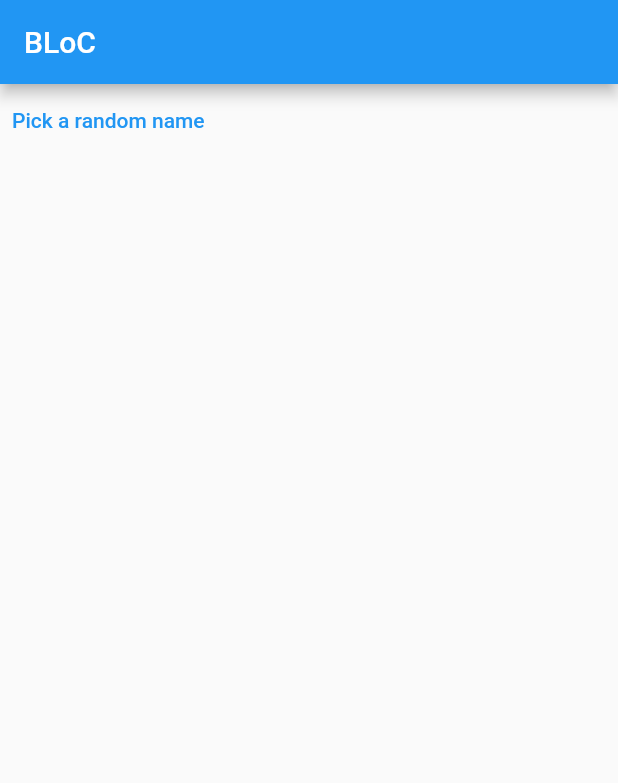
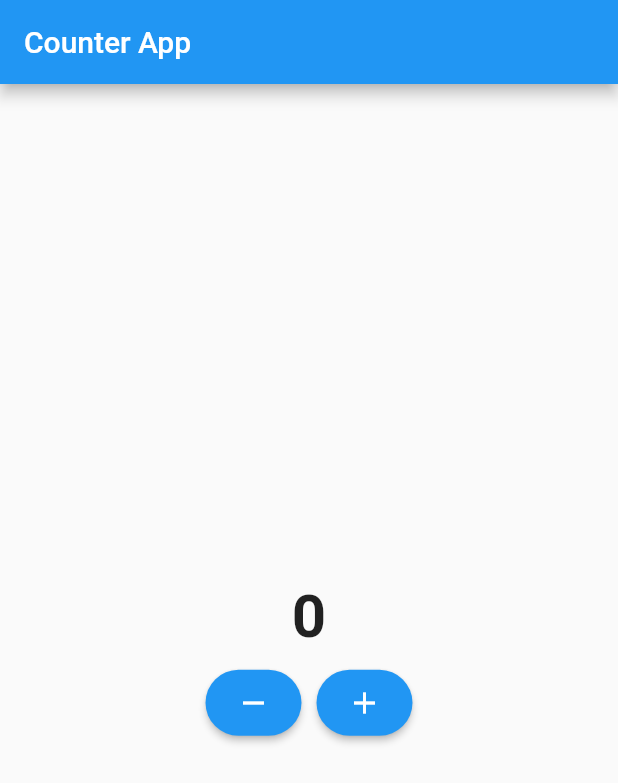
Before and after one commit to Atuoha/flutter_bloc_dive, a Flutter app: the screen it shows after launch, on a phone screen of 412 x 824 dp. Shown: the top 783 px of the screen. Run offline on Flutter 3.47's test engine with Material 2 defaults, Android fonts, the phone set to English and light mode, and no system bars; our stand-ins replace bloc, flutter_bloc.

Commit message:
second bloc concept

```diff
--- /dev/null
+++ b/lib/cubit/counter_cubit.dart
@@ -0,0 +1,11 @@
+import 'package:bloc/bloc.dart';
+import 'package:diving_into_flutter_bloc/cubit/counter_state.dart';
+
+class CounterCubit extends Cubit<CounterState>{
+  CounterCubit(): super(CounterState(counterValue: 0));
+
+  void increment()=> emit(CounterState(counterValue: state.counterValue +1));
+
+  void decrement()=> emit(CounterState(counterValue: state.counterValue - 1));
+
+}
--- /dev/null
+++ b/lib/cubit/counter_state.dart
@@ -0,0 +1,6 @@
+import 'package:flutter/material.dart';
+
+class CounterState{
+  int counterValue = 0;
+  CounterState({required this.counterValue});
+}
--- /dev/null
+++ b/lib/cubit_counter.dart
@@ -0,0 +1,66 @@
+import 'package:diving_into_flutter_bloc/cubit/counter_cubit.dart';
+import 'package:flutter/material.dart';
+import 'package:flutter_bloc/flutter_bloc.dart';
+
+import 'cubit/counter_state.dart';
+
+class CounterScreen extends StatefulWidget {
+  const CounterScreen({Key? key}) : super(key: key);
+
+  @override
+  State<CounterScreen> createState() => _CounterScreenState();
+}
+
+class _CounterScreenState extends State<CounterScreen> {
+  @override
+  Widget build(BuildContext context) {
+    final bloc = BlocProvider.of<CounterCubit>(context);
+    return Scaffold(
+      appBar: AppBar(
+        title: const Text('Counter App'),
+      ),
+      body: Center(
+        child: Column(
+          mainAxisAlignment: MainAxisAlignment.center,
+          children: [
+            BlocBuilder(
+              bloc: bloc,
+              builder: (context, data) => Text(
+                bloc.state.counterValue.toString(),
+                style: const TextStyle(
+                  fontSize: 40,
+                  fontWeight: FontWeight.bold,
+                ),
+              ),
+            ),
+            const SizedBox(height: 10),
+            Row(
+              mainAxisAlignment: MainAxisAlignment.center,
+              children: [
+                buildElevatedButton(bloc.decrement, Icons.remove),
+                const SizedBox(width: 10),
+                buildElevatedButton(bloc.increment, Icons.add),
+              ],
+            )
+          ],
+        ),
+      ),
+    );
+  }
+
+  ElevatedButton buildElevatedButton(
+    Function action,
+    IconData icon,
+  ) {
+    return ElevatedButton(
+      style: ElevatedButton.styleFrom(
+        shape: RoundedRectangleBorder(
+          borderRadius: BorderRadius.circular(30),
+        ),
+        padding: const EdgeInsets.all(10),
+      ),
+      onPressed: () => action(),
+      child: Icon(icon),
+    );
+  }
+}
--- a/lib/main.dart
+++ b/lib/main.dart
@@ -1,4 +1,7 @@
+import 'package:diving_into_flutter_bloc/cubit/counter_cubit.dart';
 import 'package:flutter/material.dart';
+import 'package:flutter_bloc/flutter_bloc.dart';
+import 'cubit_counter.dart';
 import 'home_screen.dart';
 
 void main() {
@@ -10,8 +13,11 @@ class MyApp extends StatelessWidget {
 
   @override
   Widget build(BuildContext context) {
-    return const MaterialApp(
-      home: HomeScreen(),
+    return BlocProvider<CounterCubit>(
+      create: (context) => CounterCubit(),
+      child: const MaterialApp(
+        home: CounterScreen(),
+      ),
     );
   }
 }
```
